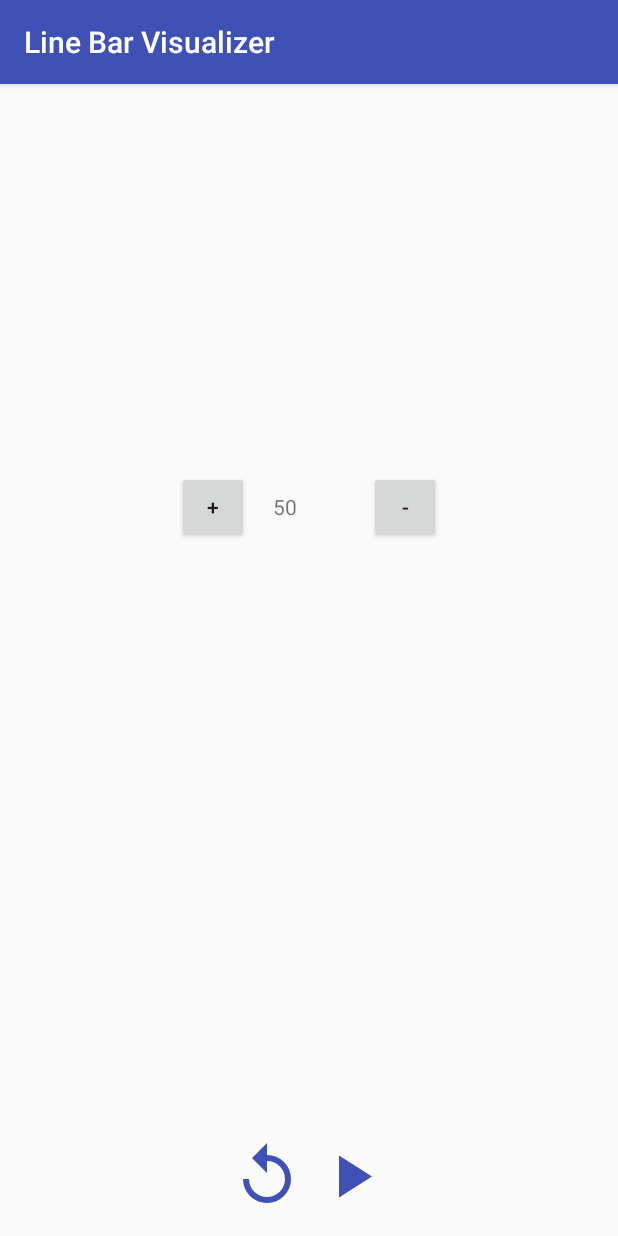
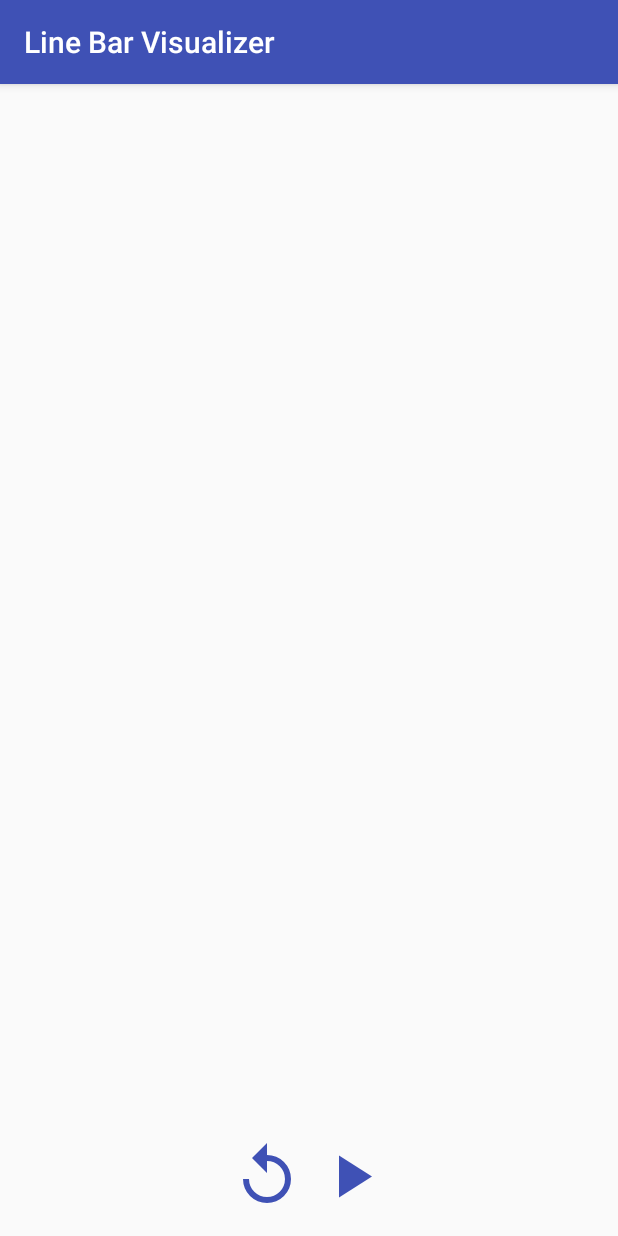
Before and after one commit to GautamChibde/android-audio-visualizer, an Android app: the LineBarVisualizerActivity screen opened directly, with no data from a screen before it, on a phone screen of 412 x 824 dp. Run offline under Robolectric (Android 15) with nearby library versions, the phone set to English and light mode, and no system bars; 1 statement that could not run was skipped.

Commit message:
code clean up

```diff
--- a/audiovisualizer/src/main/java/com/chibde/visualizer/CircleBarVisualizer.java
+++ b/audiovisualizer/src/main/java/com/chibde/visualizer/CircleBarVisualizer.java
@@ -62,7 +62,7 @@ public class CircleBarVisualizer extends BaseVisualizer {
     protected void onDraw(Canvas canvas) {
         if (radius == -1) {
             radius = getHeight() < getWidth() ? getHeight() : getWidth();
-            radius = (int) (radius * 0.8 / 2);
+            radius = (int) (radius * 0.65 / 2);
             double circumference = 2 * Math.PI * radius;
             paint.setStrokeWidth((float) (circumference / 120));
             circlePaint.setStyle(Paint.Style.STROKE);
--- a/sample/src/main/java/com/chibde/audiovisualizer/sample/visualizer/LineBarVisualizerActivity.java
+++ b/sample/src/main/java/com/chibde/audiovisualizer/sample/visualizer/LineBarVisualizerActivity.java
@@ -3,7 +3,6 @@ package com.chibde.audiovisualizer.sample.visualizer;
 import android.support.v4.content.ContextCompat;
 import android.view.View;
 import android.widget.ImageButton;
-import android.widget.TextView;
 
 import com.chibde.audiovisualizer.sample.BaseActivity;
 import com.chibde.audiovisualizer.sample.R;
@@ -12,8 +11,6 @@ import com.chibde.visualizer.LineBarVisualizer;
 public class LineBarVisualizerActivity extends BaseActivity {
 
     private LineBarVisualizer lineBarVisualizer;
-    private int density = 50;
-    private TextView textView;
 
     @Override
     protected void onStop() {
@@ -24,14 +21,12 @@ public class LineBarVisualizerActivity extends BaseActivity {
     @Override
     protected void init() {
         lineBarVisualizer = findViewById(R.id.visualizer);
-        textView = findViewById(R.id.density);
-        textView.setText(String.valueOf(density));
 
         // set custom color to the line.
         lineBarVisualizer.setColor(ContextCompat.getColor(this, R.color.custom));
 
         // define custom number of bars you want in the visualizer between (10 - 256).
-        lineBarVisualizer.setDensity(density);
+        lineBarVisualizer.setDensity(90f);
 
         // Set your media player to the visualizer.
         lineBarVisualizer.setPlayer(mediaPlayer);
@@ -43,18 +38,6 @@ public class LineBarVisualizerActivity extends BaseActivity {
         }
     }
 
-    public void add(View view) {
-        density++;
-        lineBarVisualizer.setDensity(density);
-        textView.setText(String.valueOf(density));
-    }
-
-    public void remove(View view) {
-        density--;
-        lineBarVisualizer.setDensity(density);
-        textView.setText(String.valueOf(density));
-    }
-
     public void playPause(View view) {
         playPauseBtnClicked((ImageButton) view);
     }
--- a/sample/src/main/res/layout/activity_line_bar_visualizer.xml
+++ b/sample/src/main/res/layout/activity_line_bar_visualizer.xml
@@ -8,35 +8,5 @@
         android:layout_width="match_parent"
         android:layout_height="250dp"/>
 
-    <LinearLayout
-        android:layout_width="wrap_content"
-        android:layout_height="wrap_content"
-        android:layout_below="@+id/visualizer"
-        android:layout_centerHorizontal="true"
-        android:orientation="horizontal">
-
-        <Button
-            android:layout_width="48dp"
-            android:layout_height="48dp"
-            android:layout_margin="8dp"
-            android:onClick="add"
-            android:text="+"/>
-
-        <TextView
-            android:id="@+id/density"
-            android:layout_width="48dp"
-            android:layout_height="48dp"
-            android:layout_margin="8dp"/>
-
-        <Button
-            android:layout_width="48dp"
-            android:layout_height="48dp"
-            android:layout_margin="8dp"
-            android:onClick="remove"
-            android:text="-"/>
-
-    </LinearLayout>
-
-
     <include layout="@layout/layout_audio_buttons"/>
 </RelativeLayout>
```
Also changed, not shown: audiovisualizer/src/main/java/com/chibde/visualizer/BarVisualizer.java (+9 -12 lines), audiovisualizer/src/main/java/com/chibde/visualizer/LineBarVisualizer.java (+12 -3 lines).
